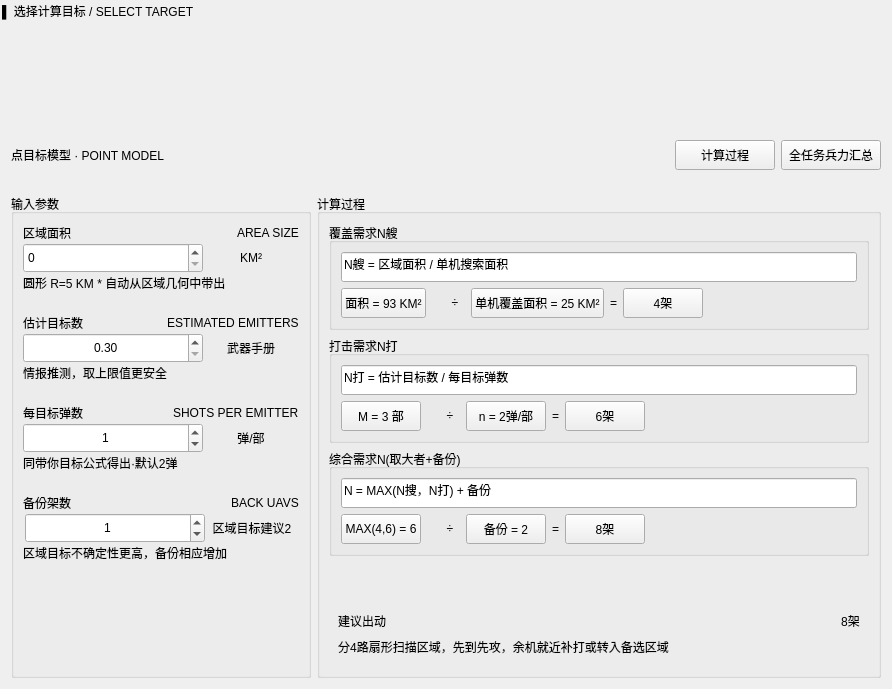
Old version of the form source/ForceRequirementPanel.ui in the repository jackstraw1112/Dronesoft.
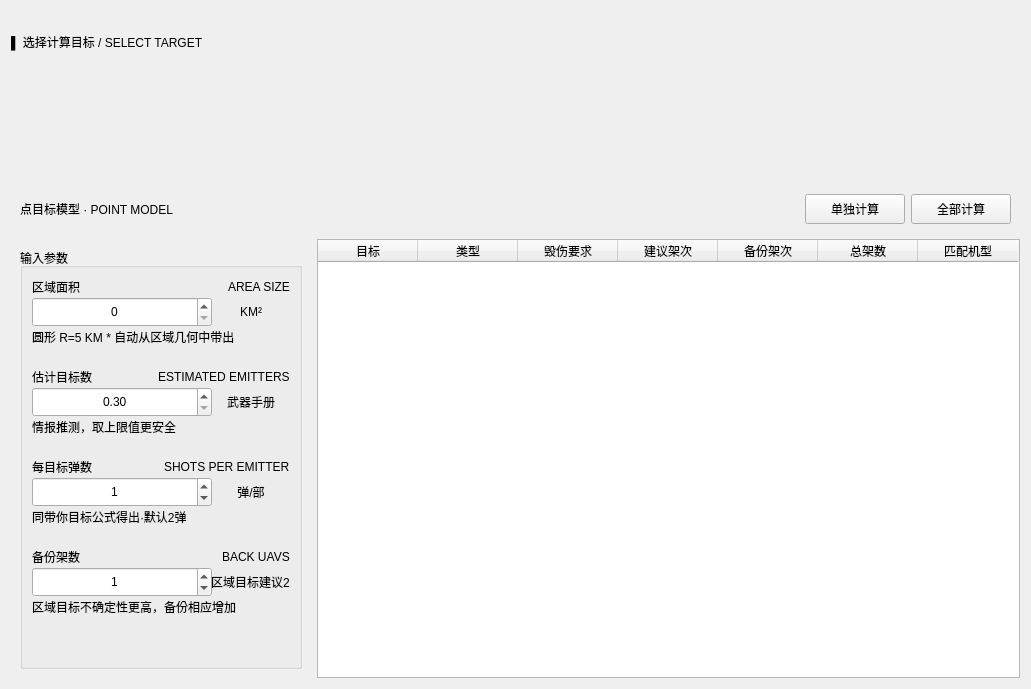
New version of the form.

Patch:
```diff
--- a/source/ForceRequirementPanel.ui
+++ b/source/ForceRequirementPanel.ui
@@ -6,7 +6,7 @@
    <rect>
     <x>0</x>
     <y>0</y>
-    <width>892</width>
+    <width>1031</width>
     <height>689</height>
    </rect>
   </property>
@@ -14,21 +14,6 @@
    <string>ForceRequirementPanel</string>
   </property>
   <layout class="QVBoxLayout" name="verticalLayout_2">
-   <property name="spacing">
-    <number>6</number>
-   </property>
-   <property name="leftMargin">
-    <number>2</number>
-   </property>
-   <property name="topMargin">
-    <number>2</number>
-   </property>
-   <property name="rightMargin">
-    <number>2</number>
-   </property>
-   <property name="bottomMargin">
-    <number>2</number>
-   </property>
    <item>
     <widget class="QWidget" name="widget" native="true">
      <property name="minimumSize">
@@ -130,7 +115,7 @@
        </spacer>
       </item>
       <item>
-       <widget class="QPushButton" name="btn_CalculateProcess">
+       <widget class="QPushButton" name="btn_AngleCalculate">
         <property name="minimumSize">
          <size>
           <width>100</width>
@@ -138,12 +123,12 @@
          </size>
         </property>
         <property name="text">
-         <string>计算过程</string>
+         <string>单独计算</string>
         </property>
        </widget>
       </item>
       <item>
-       <widget class="QPushButton" name="btn_TotalForceSummary">
+       <widget class="QPushButton" name="btn_AllCalculate">
         <property name="minimumSize">
          <size>
           <width>100</width>
@@ -151,15 +136,23 @@
          </size>
         </property>
         <property name="text">
-         <string>全任务兵力汇总</string>
+         <string>全部计算</string>
         </property>
        </widget>
       </item>
      </layout>
     </widget>
    </item>
+   <item>
+    <layout class="QHBoxLayout" name="horizontalLayout_12">
    <item>
     <widget class="QStackedWidget" name="stackedWidget">
+       <property name="maximumSize">
+        <size>
+         <width>300</width>
+         <height>16777215</height>
+        </size>
+       </property>
      <property name="currentIndex">
       <number>1</number>
      </property>
@@ -485,472 +478,6 @@
          </layout>
         </widget>
        </item>
-       <item>
-        <widget class="QGroupBox" name="groupBox_3">
-         <property name="title">
-          <string>计算过程</string>
-         </property>
-         <layout class="QGridLayout" name="gridLayout_5">
-          <item row="0" column="0">
-           <widget class="QGroupBox" name="groupBox_6">
-            <property name="title">
-             <string>所需弹数n</string>
-            </property>
-            <layout class="QGridLayout" name="gridLayout_3">
-             <item row="0" column="0">
-              <layout class="QVBoxLayout" name="verticalLayout_7">
-               <item>
-                <widget class="QLineEdit" name="lineEdit_cal1">
-                 <property name="minimumSize">
-                  <size>
-                   <width>0</width>
-                   <height>30</height>
-                  </size>
-                 </property>
-                 <property name="text">
-                  <string>n = ⌈ log(1 − P̄) / log(1 − Pk) ⌉</string>
-                 </property>
-                </widget>
-               </item>
-               <item>
-                <layout class="QHBoxLayout" name="horizontalLayout_12">
-                 <item>
-                  <widget class="QPushButton" name="btn_cal1">
-                   <property name="minimumSize">
-                    <size>
-                     <width>0</width>
-                     <height>30</height>
-                    </size>
-                   </property>
-                   <property name="text">
-                    <string>P̄=0.90</string>
-                   </property>
-                  </widget>
-                 </item>
-                 <item>
-                  <widget class="QLabel" name="label_Arrow1">
-                   <property name="maximumSize">
-                    <size>
-                     <width>20</width>
-                     <height>16777215</height>
-                    </size>
-                   </property>
-                   <property name="text">
-                    <string>-&gt;</string>
-                   </property>
-                   <property name="alignment">
-                    <set>Qt::AlignCenter</set>
-                   </property>
-                  </widget>
-                 </item>
-                 <item>
-                  <widget class="QPushButton" name="btn_cal2">
-                   <property name="minimumSize">
-                    <size>
-                     <width>0</width>
-                     <height>30</height>
-                    </size>
-                   </property>
-                   <property name="text">
-                    <string>log(1-0.90)=-2.303</string>
-                   </property>
-                  </widget>
-                 </item>
-                 <item>
-                  <spacer name="horizontalSpacer_8">
-                   <property name="orientation">
-                    <enum>Qt::Horizontal</enum>
-                   </property>
-                   <property name="sizeHint" stdset="0">
-                    <size>
-                     <width>40</width>
-                     <height>20</height>
-                    </size>
-                   </property>
-                  </spacer>
-                 </item>
-                </layout>
-               </item>
-               <item>
-                <layout class="QHBoxLayout" name="horizontalLayout_13">
-                 <item>
-                  <widget class="QPushButton" name="btn_cal3">
-                   <property name="minimumSize">
-                    <size>
-                     <width>0</width>
-                     <height>30</height>
-                    </size>
-                   </property>
-                   <property name="text">
-                    <string>Pk=0.95</string>
-                   </property>
-                  </widget>
-                 </item>
-                 <item>
-                  <widget class="QLabel" name="label_Arrow2">
-                   <property name="maximumSize">
-                    <size>
-                     <width>20</width>
-                     <height>16777215</height>
-                    </size>
-                   </property>
-                   <property name="text">
-                    <string>-&gt;</string>
-                   </property>
-                   <property name="alignment">
-                    <set>Qt::AlignCenter</set>
-                   </property>
-                  </widget>
-                 </item>
-                 <item>
-                  <widget class="QPushButton" name="btn_cal4">
-                   <property name="minimumSize">
-                    <size>
-                     <width>0</width>
-                     <height>30</height>
-                    </size>
-                   </property>
-                   <property name="text">
-                    <string>log(1-0.70)=-2.996</string>
-                   </property>
-                  </widget>
-                 </item>
-                 <item>
-                  <spacer name="horizontalSpacer_7">
-                   <property name="orientation">
-                    <enum>Qt::Horizontal</enum>
-                   </property>
-                   <property name="sizeHint" stdset="0">
-                    <size>
-                     <width>40</width>
-                     <height>20</height>
-                    </size>
-                   </property>
-                  </spacer>
-                 </item>
-                </layout>
-               </item>
-               <item>
-                <layout class="QHBoxLayout" name="horizontalLayout_14">
-                 <item>
-                  <widget class="QLabel" name="label_Quotient">
-                   <property name="maximumSize">
-                    <size>
-                     <width>20</width>
-                     <height>16777215</height>
-                    </size>
-                   </property>
-                   <property name="text">
-                    <string>商=</string>
-                   </property>
-                   <property name="alignment">
-                    <set>Qt::AlignCenter</set>
-                   </property>
-                  </widget>
-                 </item>
-                 <item>
-                  <widget class="QPushButton" name="btn_cal5">
-                   <property name="minimumSize">
-                    <size>
-                     <width>0</width>
-                     <height>30</height>
-                    </size>
-                   </property>
-                   <property name="text">
-                    <string>Pk=0.95</string>
-                   </property>
-                  </widget>
-                 </item>
-                 <item>
-                  <widget class="QLabel" name="label_RoundUp">
-                   <property name="maximumSize">
-                    <size>
-                     <width>16777215</width>
-                     <height>16777215</height>
-                    </size>
-                   </property>
-                   <property name="text">
-                    <string>向上取整</string>
-                   </property>
-                   <property name="alignment">
-                    <set>Qt::AlignCenter</set>
-                   </property>
-                  </widget>
-                 </item>
-                 <item>
-                  <widget class="QLabel" name="label_Arrow3">
-                   <property name="maximumSize">
-                    <size>
-                     <width>20</width>
-                     <height>16777215</height>
-                    </size>
-                   </property>
-                   <property name="text">
-                    <string>-&gt;</string>
-                   </property>
-                   <property name="alignment">
-                    <set>Qt::AlignCenter</set>
-                   </property>
-                  </widget>
-                 </item>
-                 <item>
-                  <widget class="QPushButton" name="btn_cal6">
-                   <property name="minimumSize">
-                    <size>
-                     <width>0</width>
-                     <height>30</height>
-                    </size>
-                   </property>
-                   <property name="text">
-                    <string>1弹</string>
-                   </property>
-                  </widget>
-                 </item>
-                 <item>
-                  <spacer name="horizontalSpacer_6">
-                   <property name="orientation">
-                    <enum>Qt::Horizontal</enum>
-                   </property>
-                   <property name="sizeHint" stdset="0">
-                    <size>
-                     <width>40</width>
-                     <height>20</height>
-                    </size>
-                   </property>
-                  </spacer>
-                 </item>
-                </layout>
-               </item>
-              </layout>
-             </item>
-            </layout>
-           </widget>
-          </item>
-          <item row="3" column="0">
-           <widget class="QWidget" name="widget_2" native="true">
-            <layout class="QVBoxLayout" name="verticalLayout_9">
-             <item>
-              <layout class="QHBoxLayout" name="horizontalLayout_15">
-               <item>
-                <widget class="QLabel" name="label_SuggestedLaunch">
-                 <property name="maximumSize">
-                  <size>
-                   <width>16777215</width>
-                   <height>16777215</height>
-                  </size>
-                 </property>
-                 <property name="text">
-                  <string>建议出动</string>
-                 </property>
-                 <property name="alignment">
-                  <set>Qt::AlignCenter</set>
-                 </property>
-                </widget>
-               </item>
-               <item>
-                <spacer name="horizontalSpacer_9">
-                 <property name="orientation">
-                  <enum>Qt::Horizontal</enum>
-                 </property>
-                 <property name="sizeHint" stdset="0">
-                  <size>
-                   <width>40</width>
-                   <height>20</height>
-                  </size>
-                 </property>
-                </spacer>
-               </item>
-               <item>
-                <widget class="QLabel" name="label_CalculationResult">
-                 <property name="maximumSize">
-                  <size>
-                   <width>16777215</width>
-                   <height>16777215</height>
-                  </size>
-                 </property>
-                 <property name="text">
-                  <string>1架</string>
-                 </property>
-                 <property name="alignment">
-                  <set>Qt::AlignCenter</set>
-                 </property>
-                </widget>
-               </item>
-              </layout>
-             </item>
-             <item>
-              <layout class="QHBoxLayout" name="horizontalLayout_16">
-               <item>
-                <widget class="QLabel" name="label_ResultDescription">
-                 <property name="maximumSize">
-                  <size>
-                   <width>16777215</width>
-                   <height>16777215</height>
-                  </size>
-                 </property>
-                 <property name="text">
-                  <string>按照1弹齐射+0架备份编组，预计达成毁伤率&gt;=0.90</string>
-                 </property>
-                 <property name="alignment">
-                  <set>Qt::AlignCenter</set>
-                 </property>
-                </widget>
-               </item>
-               <item>
-                <spacer name="horizontalSpacer_10">
-                 <property name="orientation">
-                  <enum>Qt::Horizontal</enum>
-                 </property>
-                 <property name="sizeHint" stdset="0">
-                  <size>
-                   <width>40</width>
-                   <height>20</height>
-                  </size>
-                 </property>
-                </spacer>
-               </item>
-              </layout>
-             </item>
-            </layout>
-           </widget>
-          </item>
-          <item row="1" column="0">
-           <widget class="QGroupBox" name="groupBox_7">
-            <property name="title">
-             <string>总架次(含备份)</string>
-            </property>
-            <layout class="QGridLayout" name="gridLayout_4">
-             <item row="0" column="0">
-              <layout class="QVBoxLayout" name="verticalLayout_8">
-               <item>
-                <widget class="QLineEdit" name="lineEdit_cal2">
-                 <property name="minimumSize">
-                  <size>
-                   <width>0</width>
-                   <height>30</height>
-                  </size>
-                 </property>
-                 <property name="text">
-                  <string>N = n + 备份架数 </string>
-                 </property>
-                </widget>
-               </item>
-               <item>
-                <layout class="QHBoxLayout" name="horizontalLayout_17">
-                 <item>
-                  <widget class="QPushButton" name="btn_cal7">
-                   <property name="minimumSize">
-                    <size>
-                     <width>0</width>
-                     <height>30</height>
-                    </size>
-                   </property>
-                   <property name="text">
-                    <string>n = 1</string>
-                   </property>
-                  </widget>
-                 </item>
-                 <item>
-                  <widget class="QLabel" name="label_ResultDisplay">
-                   <property name="maximumSize">
-                    <size>
-                     <width>16777215</width>
-                     <height>16777215</height>
-                    </size>
-                   </property>
-                   <property name="text">
-                    <string/>
-                   </property>
-                   <property name="alignment">
-                    <set>Qt::AlignCenter</set>
-                   </property>
-                  </widget>
-                 </item>
-                 <item>
-                  <widget class="QLabel" name="label_PlusSign">
-                   <property name="maximumSize">
-                    <size>
-                     <width>20</width>
-                     <height>16777215</height>
-                    </size>
-                   </property>
-                   <property name="text">
-                    <string>+</string>
-                   </property>
-                   <property name="alignment">
-                    <set>Qt::AlignCenter</set>
-                   </property>
-                  </widget>
-                 </item>
-                 <item>
-                  <widget class="QPushButton" name="btn_cal8">
-                   <property name="minimumSize">
-                    <size>
-                     <width>0</width>
-                     <height>30</height>
-                    </size>
-                   </property>
-                   <property name="text">
-                    <string>备份= 0</string>
-                   </property>
-                  </widget>
-                 </item>
-                 <item>
-                  <widget class="QLabel" name="label_Equal">
-                   <property name="text">
-                    <string>=</string>
-                   </property>
-                  </widget>
-                 </item>
-                 <item>
-                  <widget class="QPushButton" name="btn_cal9">
-                   <property name="minimumSize">
-                    <size>
-                     <width>0</width>
-                     <height>30</height>
-                    </size>
-                   </property>
-                   <property name="text">
-                    <string>1架</string>
-                   </property>
-                  </widget>
-                 </item>
-                 <item>
-                  <spacer name="horizontalSpacer_11">
-                   <property name="orientation">
-                    <enum>Qt::Horizontal</enum>
-                   </property>
-                   <property name="sizeHint" stdset="0">
-                    <size>
-                     <width>40</width>
-                     <height>20</height>
-                    </size>
-                   </property>
-                  </spacer>
-                 </item>
-                </layout>
-               </item>
-              </layout>
-             </item>
-            </layout>
-           </widget>
-          </item>
-          <item row="2" column="0">
-           <spacer name="verticalSpacer_2">
-            <property name="orientation">
-             <enum>Qt::Vertical</enum>
-            </property>
-            <property name="sizeHint" stdset="0">
-             <size>
-              <width>20</width>
-              <height>40</height>
-             </size>
-            </property>
-           </spacer>
-          </item>
-         </layout>
-        </widget>
-       </item>
       </layout>
      </widget>
      <widget class="QWidget" name="page_2">
@@ -1034,6 +561,12 @@
                   <height>16777215</height>
                  </size>
                 </property>
+                  <property name="alignment">
+                   <set>Qt::AlignCenter</set>
+                  </property>
+                  <property name="maximum">
+                   <number>999999</number>
+                  </property>
                </widget>
               </item>
               <item>
@@ -1399,518 +932,12 @@
          </layout>
         </widget>
        </item>
-       <item>
-        <widget class="QGroupBox" name="groupBox_5">
-         <property name="title">
-          <string>计算过程</string>
-         </property>
-         <layout class="QVBoxLayout" name="verticalLayout_19">
-          <item>
-           <widget class="QGroupBox" name="groupBox_8">
-            <property name="title">
-             <string>覆盖需求N艘</string>
-            </property>
-            <layout class="QGridLayout" name="gridLayout_6">
-             <item row="0" column="0">
-              <layout class="QVBoxLayout" name="verticalLayout_15">
-               <item>
-                <widget class="QLineEdit" name="lineEdit_cal3">
-                 <property name="minimumSize">
-                  <size>
-                   <width>0</width>
-                   <height>30</height>
-                  </size>
-                 </property>
-                 <property name="text">
-                  <string>N艘 = 区域面积 / 单机搜索面积</string>
-                 </property>
-                </widget>
-               </item>
-               <item>
-                <layout class="QHBoxLayout" name="horizontalLayout_27">
-                 <item>
-                  <widget class="QPushButton" name="btn_cal10">
-                   <property name="minimumSize">
-                    <size>
-                     <width>0</width>
-                     <height>30</height>
-                    </size>
-                   </property>
-                   <property name="text">
-                    <string>面积 = 93 KM²</string>
-                   </property>
-                  </widget>
-                 </item>
-                 <item>
-                  <widget class="QLabel" name="label_AreaResultDisplay">
-                   <property name="maximumSize">
-                    <size>
-                     <width>16777215</width>
-                     <height>16777215</height>
-                    </size>
-                   </property>
-                   <property name="text">
-                    <string/>
-                   </property>
-                   <property name="alignment">
-                    <set>Qt::AlignCenter</set>
-                   </property>
-                  </widget>
-                 </item>
-                 <item>
-                  <widget class="QLabel" name="label_DivisionSign">
-                   <property name="minimumSize">
-                    <size>
-                     <width>20</width>
-                     <height>0</height>
-                    </size>
-                   </property>
-                   <property name="maximumSize">
-                    <size>
-                     <width>20</width>
-                     <height>16777215</height>
-                    </size>
-                   </property>
-                   <property name="text">
-                    <string>÷</string>
-                   </property>
-                   <property name="alignment">
-                    <set>Qt::AlignCenter</set>
-                   </property>
-                  </widget>
-                 </item>
-                 <item>
-                  <widget class="QPushButton" name="btn_cal11">
-                   <property name="minimumSize">
-                    <size>
-                     <width>0</width>
-                     <height>30</height>
-                    </size>
-                   </property>
-                   <property name="text">
-                    <string>单机覆盖面积 = 25 KM²</string>
-                   </property>
-                  </widget>
-                 </item>
-                 <item>
-                  <widget class="QLabel" name="label_Equal2">
-                   <property name="text">
-                    <string>=</string>
-                   </property>
-                  </widget>
-                 </item>
-                 <item>
-                  <widget class="QPushButton" name="btn_cal12">
-                   <property name="minimumSize">
-                    <size>
-                     <width>0</width>
-                     <height>30</height>
-                    </size>
-                   </property>
-                   <property name="text">
-                    <string>4架</string>
-                   </property>
-                  </widget>
-                 </item>
-                 <item>
-                  <spacer name="horizontalSpacer_17">
-                   <property name="orientation">
-                    <enum>Qt::Horizontal</enum>
-                   </property>
-                   <property name="sizeHint" stdset="0">
-                    <size>
-                     <width>40</width>
-                     <height>20</height>
-                    </size>
-                   </property>
-                  </spacer>
-                 </item>
-                </layout>
-               </item>
-              </layout>
-             </item>
-            </layout>
-           </widget>
-          </item>
-          <item>
-           <widget class="QGroupBox" name="groupBox_9">
-            <property name="title">
-             <string>打击需求N打</string>
-            </property>
-            <layout class="QGridLayout" name="gridLayout_7">
-             <item row="0" column="0">
-              <layout class="QVBoxLayout" name="verticalLayout_16">
-               <item>
-                <widget class="QLineEdit" name="lineEdit_cal4">
-                 <property name="minimumSize">
-                  <size>
-                   <width>0</width>
-                   <height>30</height>
-                  </size>
-                 </property>
-                 <property name="text">
-                  <string>N打 = 估计目标数 / 每目标弹数</string>
-                 </property>
+        </layout>
+       </widget>
                 </widget>
                </item>
                <item>
-                <layout class="QHBoxLayout" name="horizontalLayout_28">
-                 <item>
-                  <widget class="QPushButton" name="btn_cal13">
-                   <property name="minimumSize">
-                    <size>
-                     <width>0</width>
-                     <height>30</height>
-                    </size>
-                   </property>
-                   <property name="text">
-                    <string>M = 3 部</string>
-                   </property>
-                  </widget>
-                 </item>
-                 <item>
-                  <widget class="QLabel" name="label_AreaResult2">
-                   <property name="maximumSize">
-                    <size>
-                     <width>16777215</width>
-                     <height>16777215</height>
-                    </size>
-                   </property>
-                   <property name="text">
-                    <string/>
-                   </property>
-                   <property name="alignment">
-                    <set>Qt::AlignCenter</set>
-                   </property>
-                  </widget>
-                 </item>
-                 <item>
-                  <widget class="QLabel" name="label_DivisionSign2">
-                   <property name="minimumSize">
-                    <size>
-                     <width>20</width>
-                     <height>0</height>
-                    </size>
-                   </property>
-                   <property name="maximumSize">
-                    <size>
-                     <width>20</width>
-                     <height>16777215</height>
-                    </size>
-                   </property>
-                   <property name="text">
-                    <string>÷</string>
-                   </property>
-                   <property name="alignment">
-                    <set>Qt::AlignCenter</set>
-                   </property>
-                  </widget>
-                 </item>
-                 <item>
-                  <widget class="QPushButton" name="btn_cal14">
-                   <property name="minimumSize">
-                    <size>
-                     <width>0</width>
-                     <height>30</height>
-                    </size>
-                   </property>
-                   <property name="text">
-                    <string>n = 2弹/部</string>
-                   </property>
-                  </widget>
-                 </item>
-                 <item>
-                  <widget class="QLabel" name="label_Equal3">
-                   <property name="text">
-                    <string>=</string>
-                   </property>
-                  </widget>
-                 </item>
-                 <item>
-                  <widget class="QPushButton" name="btn_cal15">
-                   <property name="minimumSize">
-                    <size>
-                     <width>0</width>
-                     <height>30</height>
-                    </size>
-                   </property>
-                   <property name="text">
-                    <string>6架</string>
-                   </property>
-                  </widget>
-                 </item>
-                 <item>
-                  <spacer name="horizontalSpacer_18">
-                   <property name="orientation">
-                    <enum>Qt::Horizontal</enum>
-                   </property>
-                   <property name="sizeHint" stdset="0">
-                    <size>
-                     <width>40</width>
-                     <height>20</height>
-                    </size>
-                   </property>
-                  </spacer>
-                 </item>
-                </layout>
-               </item>
-              </layout>
-             </item>
-            </layout>
-           </widget>
-          </item>
-          <item>
-           <widget class="QGroupBox" name="groupBox_10">
-            <property name="title">
-             <string>综合需求N(取大者+备份)</string>
-            </property>
-            <layout class="QGridLayout" name="gridLayout_8">
-             <item row="0" column="0">
-              <layout class="QVBoxLayout" name="verticalLayout_17">
-               <item>
-                <widget class="QLineEdit" name="lineEdit_cal5">
-                 <property name="minimumSize">
-                  <size>
-                   <width>0</width>
-                   <height>30</height>
-                  </size>
-                 </property>
-                 <property name="text">
-                  <string>N = MAX(N搜，N打) + 备份</string>
-                 </property>
-                </widget>
-               </item>
-               <item>
-                <layout class="QHBoxLayout" name="horizontalLayout_29">
-                 <item>
-                  <widget class="QPushButton" name="btn_cal16">
-                   <property name="minimumSize">
-                    <size>
-                     <width>0</width>
-                     <height>30</height>
-                    </size>
-                   </property>
-                   <property name="text">
-                    <string>MAX(4,6) = 6</string>
-                   </property>
-                  </widget>
-                 </item>
-                 <item>
-                  <widget class="QLabel" name="label_AreaFinalResult">
-                   <property name="maximumSize">
-                    <size>
-                     <width>16777215</width>
-                     <height>16777215</height>
-                    </size>
-                   </property>
-                   <property name="text">
-                    <string/>
-                   </property>
-                   <property name="alignment">
-                    <set>Qt::AlignCenter</set>
-                   </property>
-                  </widget>
-                 </item>
-                 <item>
-                  <widget class="QLabel" name="label_DivisionSign3">
-                   <property name="minimumSize">
-                    <size>
-                     <width>20</width>
-                     <height>0</height>
-                    </size>
-                   </property>
-                   <property name="maximumSize">
-                    <size>
-                     <width>20</width>
-                     <height>16777215</height>
-                    </size>
-                   </property>
-                   <property name="text">
-                    <string>÷</string>
-                   </property>
-                   <property name="alignment">
-                    <set>Qt::AlignCenter</set>
-                   </property>
-                  </widget>
-                 </item>
-                 <item>
-                  <widget class="QPushButton" name="btn_cal17">
-                   <property name="minimumSize">
-                    <size>
-                     <width>0</width>
-                     <height>30</height>
-                    </size>
-                   </property>
-                   <property name="text">
-                    <string>备份 = 2</string>
-                   </property>
-                  </widget>
-                 </item>
-                 <item>
-                  <widget class="QLabel" name="label_Equal4">
-                   <property name="text">
-                    <string>=</string>
-                   </property>
-                  </widget>
-                 </item>
-                 <item>
-                  <widget class="QPushButton" name="btn_cal18">
-                   <property name="minimumSize">
-                    <size>
-                     <width>0</width>
-                     <height>30</height>
-                    </size>
-                   </property>
-                   <property name="text">
-                    <string>8架</string>
-                   </property>
-                  </widget>
-                 </item>
-                 <item>
-                  <spacer name="horizontalSpacer_19">
-                   <property name="orientation">
-                    <enum>Qt::Horizontal</enum>
-                   </property>
-                   <property name="sizeHint" stdset="0">
-                    <size>
-                     <width>40</width>
-                     <height>20</height>
-                    </size>
-                   </property>
-                  </spacer>
-                 </item>
-                </layout>
-               </item>
-              </layout>
-             </item>
-            </layout>
-           </widget>
-          </item>
-          <item>
-           <spacer name="verticalSpacer_4">
-            <property name="orientation">
-             <enum>Qt::Vertical</enum>
-            </property>
-            <property name="sizeHint" stdset="0">
-             <size>
-              <width>20</width>
-              <height>40</height>
-             </size>
-            </property>
-           </spacer>
-          </item>
-          <item>
-           <widget class="QWidget" name="widget_3" native="true">
-            <layout class="QVBoxLayout" name="verticalLayout_18">
-             <item>
-              <layout class="QHBoxLayout" name="horizontalLayout_30">
-               <item>
-                <widget class="QLabel" name="label_FinalSuggestion">
-                 <property name="maximumSize">
-                  <size>
-                   <width>16777215</width>
-                   <height>16777215</height>
-                  </size>
-                 </property>
-                 <property name="text">
-                  <string>建议出动</string>
-                 </property>
-                 <property name="alignment">
-                  <set>Qt::AlignCenter</set>
-                 </property>
-                </widget>
-               </item>
-               <item>
-                <spacer name="horizontalSpacer_20">
-                 <property name="orientation">
-                  <enum>Qt::Horizontal</enum>
-                 </property>
-                 <property name="sizeHint" stdset="0">
-                  <size>
-                   <width>40</width>
-                   <height>20</height>
-                  </size>
-                 </property>
-                </spacer>
-               </item>
-               <item>
-                <widget class="QLabel" name="label_TotalResult">
-                 <property name="maximumSize">
-                  <size>
-                   <width>16777215</width>
-                   <height>16777215</height>
-                  </size>
-                 </property>
-                 <property name="text">
-                  <string>8架</string>
-                 </property>
-                 <property name="alignment">
-                  <set>Qt::AlignCenter</set>
-                 </property>
-                </widget>
-               </item>
-              </layout>
-             </item>
-             <item>
-              <layout class="QHBoxLayout" name="horizontalLayout_31">
-               <item>
-                <widget class="QLabel" name="label_AttackStrategy">
-                 <property name="maximumSize">
-                  <size>
-                   <width>16777215</width>
-                   <height>16777215</height>
-                  </size>
-                 </property>
-                 <property name="text">
-                  <string>分4路扇形扫描区域，先到先攻，余机就近补打或转入备选区域</string>
-                 </property>
-                 <property name="alignment">
-                  <set>Qt::AlignCenter</set>
-                 </property>
-                </widget>
-               </item>
-               <item>
-                <spacer name="horizontalSpacer_21">
-                 <property name="orientation">
-                  <enum>Qt::Horizontal</enum>
-                 </property>
-                 <property name="sizeHint" stdset="0">
-                  <size>
-                   <width>40</width>
-                   <height>20</height>
-                  </size>
-                 </property>
-                </spacer>
-               </item>
-              </layout>
-             </item>
-            </layout>
-           </widget>
-          </item>
-         </layout>
-        </widget>
-       </item>
-      </layout>
-     </widget>
-     <widget class="QWidget" name="page_5">
-      <layout class="QGridLayout" name="gridLayout_2">
-       <property name="leftMargin">
-        <number>6</number>
-       </property>
-       <property name="topMargin">
-        <number>6</number>
-       </property>
-       <property name="rightMargin">
-        <number>6</number>
-       </property>
-       <property name="bottomMargin">
-        <number>6</number>
-       </property>
-       <property name="spacing">
-        <number>0</number>
-       </property>
-       <item row="0" column="0">
-        <widget class="QTableWidget" name="tableWidget">
+      <widget class="QTableWidget" name="tableWidget_Count">
          <column>
           <property name="text">
            <string>目标</string>
@@ -1926,21 +953,21 @@
            <string>毁伤要求</string>
           </property>
          </column>
-         <column>
-          <property name="text">
-           <string>Pk/估目标</string>
-          </property>
-         </column>
-         <column>
-          <property name="text">
-           <string>计算依据</string>
-          </property>
-         </column>
          <column>
           <property name="text">
            <string>建议架次</string>
           </property>
          </column>
+       <column>
+        <property name="text">
+         <string>备份架次</string>
+        </property>
+       </column>
+       <column>
+        <property name="text">
+         <string>总架数</string>
+        </property>
+       </column>
          <column>
           <property name="text">
            <string>匹配机型</string>
@@ -1949,8 +976,6 @@
         </widget>
        </item>
       </layout>
-     </widget>
-    </widget>
    </item>
   </layout>
  </widget>
```
Lines whose indentation alone changed are shown as unchanged.
